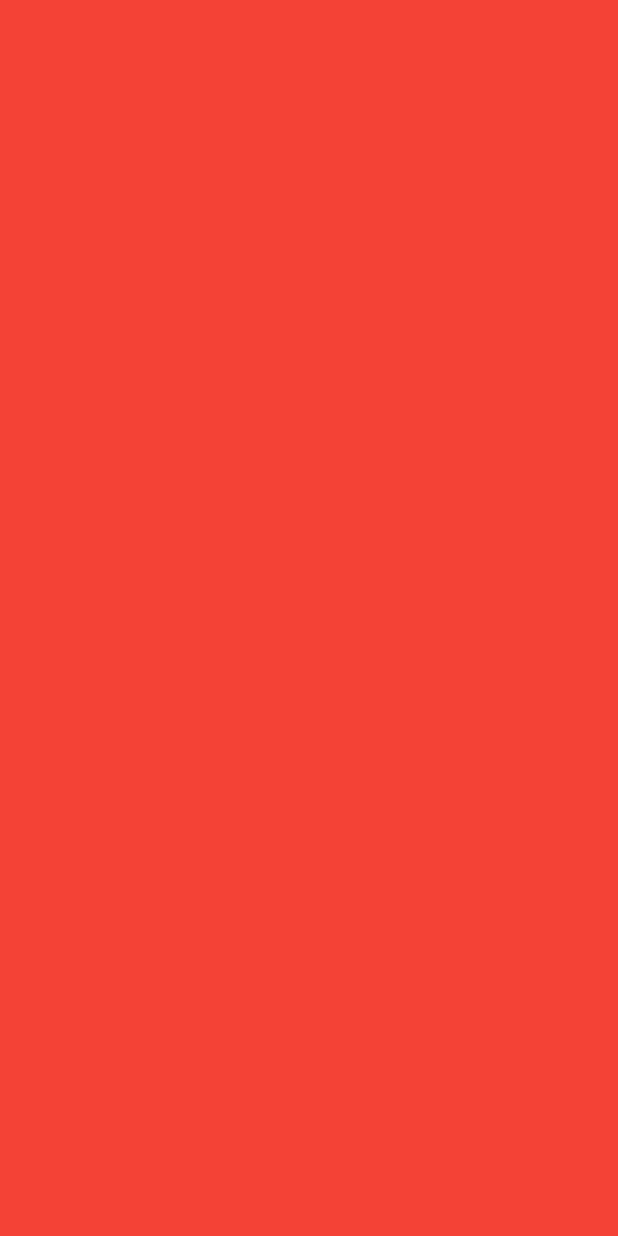
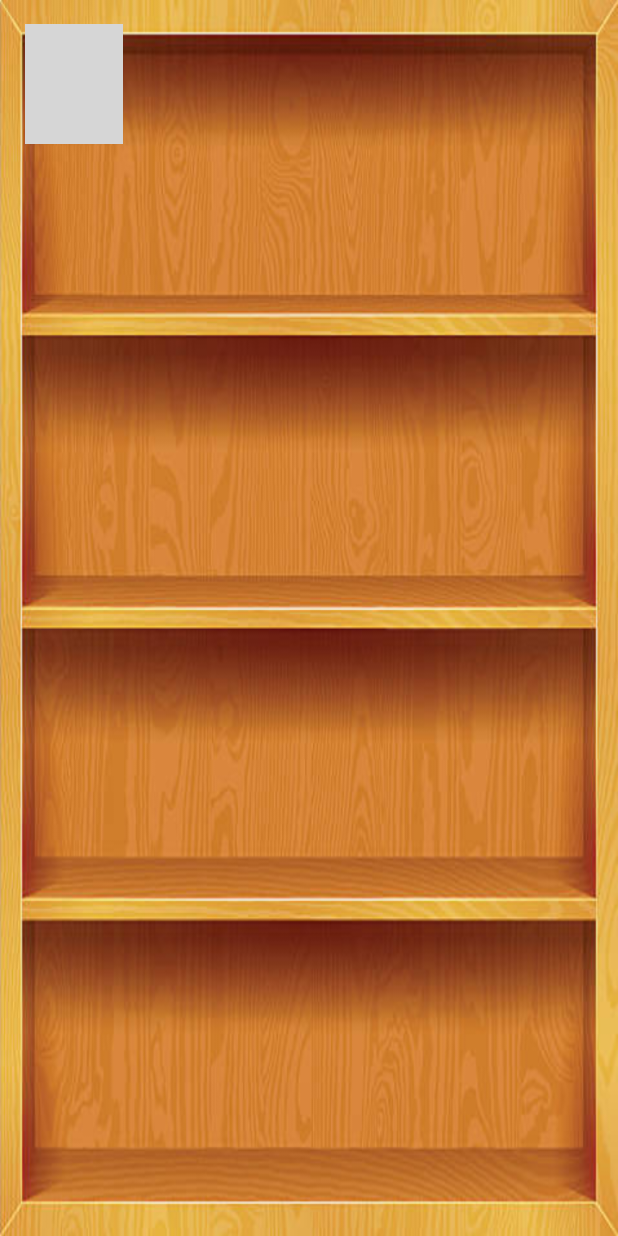
Before and after one commit to ilyesb36/AndroidApp, an Android app: the ShopActivity screen opened directly, with no data from a screen before it, on a phone screen of 412 x 824 dp. Before the commit the screen is empty. Run offline under Robolectric (Android 15) with nearby library versions, the light colour scheme and no system bars; grey boxes are pictures that could not be loaded.

Commit message:
Ajout Shop + Bouton pour aller menu principal

```diff
--- a/app/src/main/java/com/example/myapplication/MainActivity.java
+++ b/app/src/main/java/com/example/myapplication/MainActivity.java
@@ -31,4 +31,6 @@ public class MainActivity extends AppCompatActivity {
         Intent intent = new Intent(MainActivity.this, TicTacToeActivity.class);
         startActivity(intent);
     }
+
+
 }
--- a/app/src/main/java/com/example/myapplication/ShopActivity.java
+++ b/app/src/main/java/com/example/myapplication/ShopActivity.java
@@ -2,7 +2,9 @@ package com.example.myapplication;
 
 import androidx.appcompat.app.AppCompatActivity;
 
+import android.content.Intent;
 import android.os.Bundle;
+import android.view.View;
 
 public class ShopActivity extends AppCompatActivity {
 
@@ -11,4 +13,9 @@ public class ShopActivity extends AppCompatActivity {
         super.onCreate(savedInstanceState);
         setContentView(R.layout.activity_shop);
     }
+
+    public void goMainActivity(View view) {
+        Intent intent = new Intent(ShopActivity.this, MainActivity.class);
+        startActivity(intent);
+    }
 }
--- a/app/src/main/res/layout/activity_shop.xml
+++ b/app/src/main/res/layout/activity_shop.xml
@@ -4,7 +4,22 @@
     xmlns:tools="http://schemas.android.com/tools"
     android:layout_width="match_parent"
     android:layout_height="match_parent"
-    android:background="#F44336"
-    tools:context=".ShopActivity">
+    android:background="@drawable/etagereshop"
+    tools:context=".ShopActivity" >
 
+    <ImageView
+        android:id="@+id/backMainShop"
+        android:layout_width="65dp"
+        android:layout_height="80dp"
+        android:layout_marginStart="16dp"
+        android:layout_marginTop="16dp"
+        android:layout_marginEnd="330dp"
+        android:layout_marginBottom="610dp"
+        android:onClick="goMainActivity"
+        app:layout_constraintBottom_toBottomOf="parent"
+        app:layout_constraintEnd_toEndOf="parent"
+        app:layout_constraintStart_toStartOf="parent"
+        app:layout_constraintTop_toTopOf="parent"
+        app:layout_constraintVertical_bias="0.0"
+        app:srcCompat="@drawable/home" />
 </androidx.constraintlayout.widget.ConstraintLayout>
```
Also changed, not shown: app/src/main/res/drawable/etagereshop.jpg (added).
